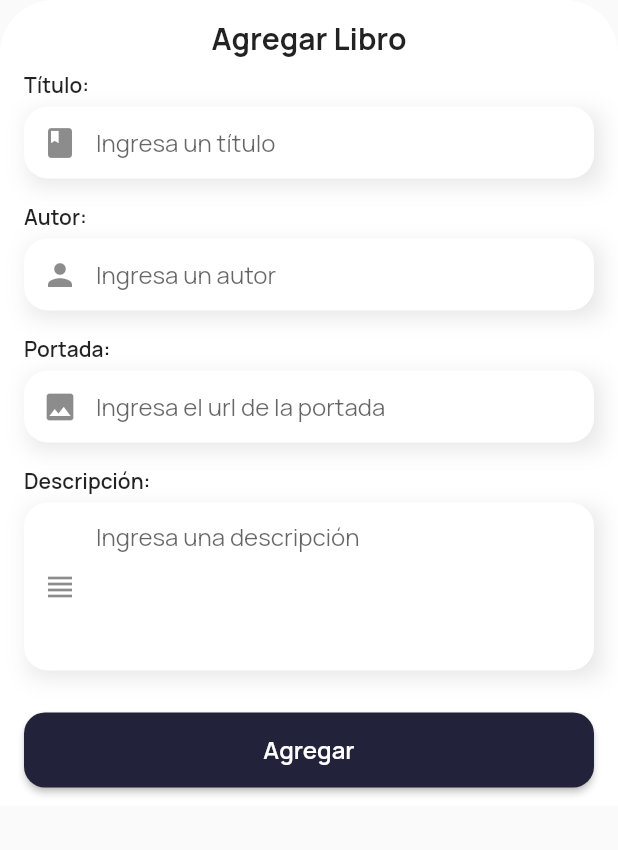
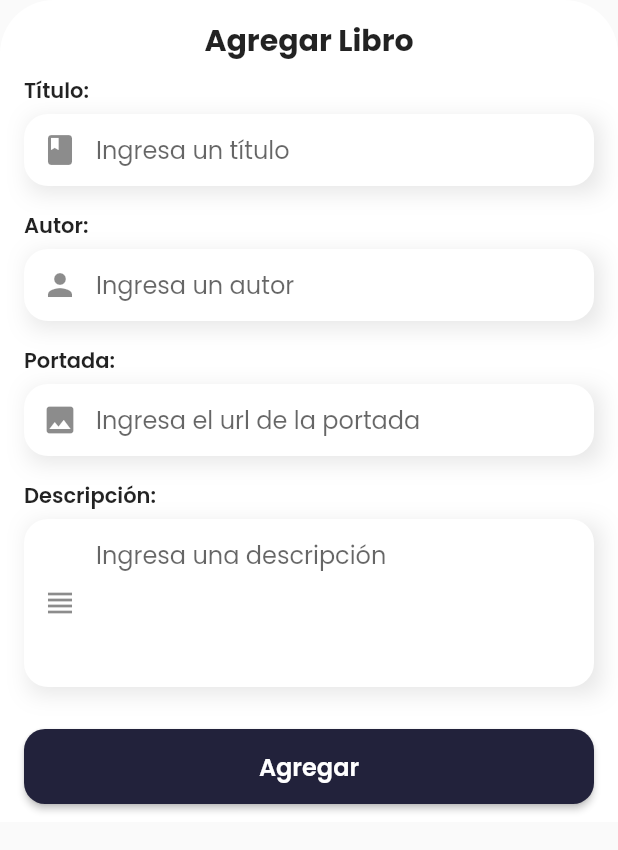
Before and after one commit to valegrei/codigo6_books, a Flutter app: the FormBookModal widget shown alone on an empty page, opened directly, on a phone screen of 412 x 824 dp. Shown: the top 850 px of the screen. Run offline on Flutter 3.47's test engine with Material 2 defaults, Android fonts, the phone set to English and light mode, and no system bars; our stand-ins replace google_fonts, sqflite; accounts and stored records are empty; network calls fail.

Commit message:
font poppins

```diff
--- a/lib/main.dart
+++ b/lib/main.dart
@@ -1,5 +1,6 @@
 import 'package:codigo6_books/pages/home_page.dart';
 import 'package:flutter/material.dart';
+import 'package:google_fonts/google_fonts.dart';
 
 void main() {
   runApp(const MyApp());
@@ -25,6 +26,7 @@ class MyApp extends StatelessWidget {
         // Notice that the counter didn't reset back to zero; the application
         // is not restarted.
         primarySwatch: Colors.blue,
+        textTheme: GoogleFonts.poppinsTextTheme(),
       ),
       home: const HomePage(),
     );
--- a/lib/pages/modals/form_book_modal.dart
+++ b/lib/pages/modals/form_book_modal.dart
@@ -1,7 +1,6 @@
 import 'package:codigo6_books/db/db_admin.dart';
 import 'package:codigo6_books/models/book_model.dart';
 import 'package:flutter/material.dart';
-import 'package:google_fonts/google_fonts.dart';
 
 import '../../widgets/common_textfield_widget.dart';
 
@@ -25,7 +24,7 @@ class _FormBookModalState extends State<FormBookModal> {
     if (_myFormKey.currentState!.validate()) {
       ScaffoldMessenger.of(context).showSnackBar(SnackBar(
           backgroundColor: Colors.greenAccent,
-          duration: Duration(seconds: 3),
+          duration: const Duration(seconds: 3),
           behavior: SnackBarBehavior.floating,
           shape:
               RoundedRectangleBorder(borderRadius: BorderRadius.circular(16.0)),
@@ -78,9 +77,9 @@ class _FormBookModalState extends State<FormBookModal> {
           child: Column(
             mainAxisSize: MainAxisSize.min,
             children: [
-              Text(
+              const Text(
                 "Agregar Libro",
-                style: GoogleFonts.manrope(
+                style: TextStyle(
                   fontSize: 20.0,
                   fontWeight: FontWeight.w700,
                 ),
@@ -127,9 +126,9 @@ class _FormBookModalState extends State<FormBookModal> {
                         borderRadius: BorderRadius.circular(14.0),
                       ),
                     ),
-                    child: Text(
+                    child: const Text(
                       "Agregar",
-                      style: GoogleFonts.manrope(
+                      style: TextStyle(
                           fontSize: 16.0, fontWeight: FontWeight.w600),
                     )),
               ),
--- a/lib/widgets/common_textfield_widget.dart
+++ b/lib/widgets/common_textfield_widget.dart
@@ -1,5 +1,4 @@
 import 'package:flutter/material.dart';
-import 'package:google_fonts/google_fonts.dart';
 
 class CommonTextFieldWidget extends StatelessWidget {
   String hintText;
@@ -24,7 +23,7 @@ class CommonTextFieldWidget extends StatelessWidget {
         crossAxisAlignment: CrossAxisAlignment.start,
         children: [
           Text("$label:",
-          style: GoogleFonts.manrope(
+          style: const TextStyle(
             fontWeight: FontWeight.w600,
           ),),
           const SizedBox(
@@ -43,7 +42,6 @@ class CommonTextFieldWidget extends StatelessWidget {
             child: TextFormField(
               controller: controller,
               maxLines: maxLines ?? 1,
-              style: GoogleFonts.manrope(),
               decoration: InputDecoration(
                 hintText: hintText,
                 filled: true,
@@ -69,7 +67,6 @@ class CommonTextFieldWidget extends StatelessWidget {
                   borderRadius: BorderRadius.circular(16.0),
                   borderSide: BorderSide.none,
                 ),
-                errorStyle: GoogleFonts.manrope(),
               ),
               validator: (String? value) {
                 if(value != null && value.isEmpty){
```
Also changed, not shown: lib/pages/home_page.dart (+11 -12 lines), lib/widgets/item_home_widget.dart (+5 -6 lines), lib/widgets/item_slider_widget.dart (+4 -5 lines).
